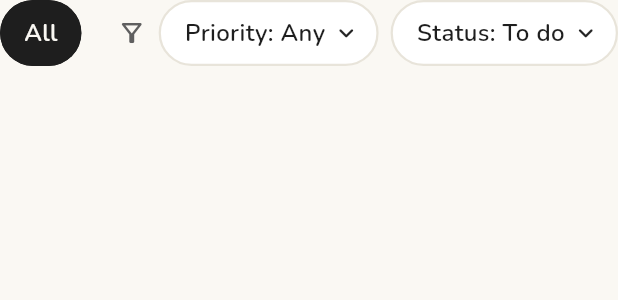
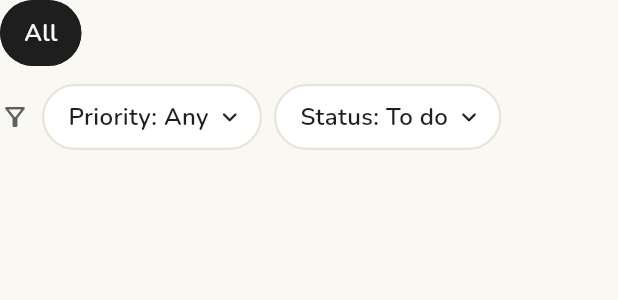
Before and after one commit to Keegan4/BamBoozled, a Flutter app: the FilterBar widget shown alone on an empty page, opened directly, on a phone screen of 412 x 824 dp. Shown: the top 300 px of the screen. Run offline on Flutter 3.47's test engine with Material 3 defaults, Android fonts, the phone set to English and light mode, and no system bars; our stand-ins replace drift, drift_flutter, flutter_riverpod, go_router, supabase_flutter, table_calendar; accounts and stored records are empty; generated files the repository leaves out were written again; statements that could not run were skipped.

Commit message:
Fix calendar layout errors at fractional window widths and in narrower windows
- table_calendar scrolled through 100 years of weeks; at fractional widths
  (common with Windows display scaling) the page extent lost precision and
  Flutter's debug assertion fired repeatedly. Limit the range to 3 years back
  and 4 years ahead.
- Calendar header, welcome header and filter bar overflowed in windows
  narrower than a full desktop; they now wrap onto a second line.
- Regression tests lay the page out at five fractional widths.

Co-Authored-By: Claude Sonnet 5.5 <noreply@anthropic.com>
Claude-Session: https://claude.ai/code/session_016YX8QQu8YnmXNdqQqpYzmX

```diff
--- a/app/lib/features/welcome/welcome_page.dart
+++ b/app/lib/features/welcome/welcome_page.dart
@@ -30,11 +30,11 @@ class WelcomePage extends ConsumerWidget {
       child: Column(
         crossAxisAlignment: CrossAxisAlignment.stretch,
         children: [
+          // Wide windows keep search beside the greeting; narrower ones put it underneath.
           Row(
             children: [
               const Expanded(child: _Greeting()),
-              const SizedBox(width: 16),
-              const SizedBox(width: 340, child: TaskSearchField()),
+              if (desktop) ...[const SizedBox(width: 16), const SizedBox(width: 340, child: TaskSearchField())],
               const SizedBox(width: 12),
               FilledButton.icon(
                 onPressed: () => showTaskEditor(context),
@@ -44,6 +44,7 @@ class WelcomePage extends ConsumerWidget {
               const SyncIndicator(),
             ],
           ),
+          if (!desktop) ...[const SizedBox(height: 16), const TaskSearchField()],
           const SizedBox(height: 24),
           const FilterBar(),
           const SizedBox(height: 24),
--- a/app/lib/features/welcome/widgets/filter_bar.dart
+++ b/app/lib/features/welcome/widgets/filter_bar.dart
@@ -122,26 +122,41 @@ class FilterBar extends ConsumerWidget {
   Widget build(BuildContext context, WidgetRef ref) {
     final filter = ref.watch(taskFilterProvider);
     final notifier = ref.read(taskFilterProvider.notifier);
-    return Row(
-      children: [
-        const Expanded(child: CategoryChips()),
-        const SizedBox(width: 8),
+    final menus = [
       const Icon(Icons.filter_alt_outlined, color: PandaColors.muted, size: 20),
-        const SizedBox(width: 8),
       DropdownPill<Priority?>(
         label: 'Priority',
         value: filter.priority,
         items: _priorityItems,
         onSelected: notifier.setPriority,
       ),
-        const SizedBox(width: 8),
       DropdownPill<StatusFilter>(
         label: 'Status',
         value: filter.status,
         items: {for (final s in StatusFilter.values) s: s.label},
         onSelected: notifier.setStatus,
       ),
+    ];
+    return LayoutBuilder(
+      builder: (context, constraints) {
+        // Chips and menus share one line when there's room; otherwise the menus go underneath.
+        if (constraints.maxWidth < 1000) {
+          return Column(
+            crossAxisAlignment: CrossAxisAlignment.start,
+            children: [
+              const CategoryChips(),
+              const SizedBox(height: 12),
+              Wrap(spacing: 8, runSpacing: 8, crossAxisAlignment: WrapCrossAlignment.center, children: menus),
             ],
+          );
+        }
+        return Row(
+          children: [
+            const Expanded(child: CategoryChips()),
+            for (final m in menus) Padding(padding: const EdgeInsets.only(left: 8), child: m),
+          ],
+        );
+      },
     );
   }
 }
```
Also changed, not shown: app/lib/features/welcome/widgets/calendar_panel.dart (+16 -3 lines), 1 other file. Lines whose indentation alone changed are shown as unchanged.
